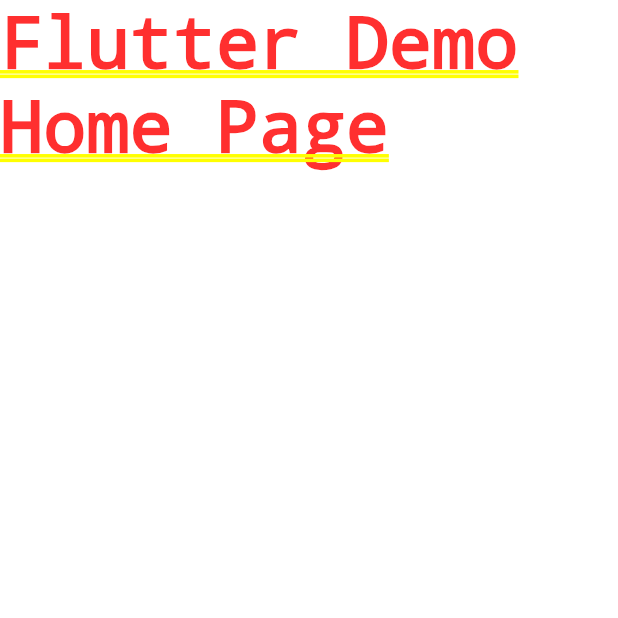
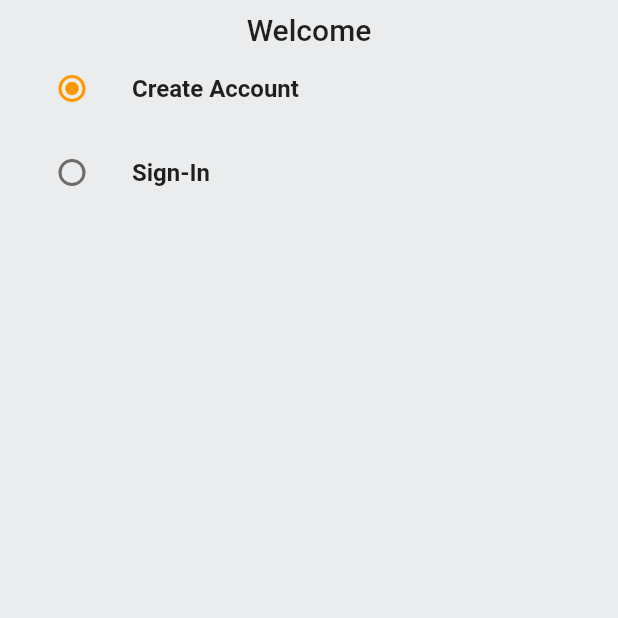
Before and after one commit to dillon0007/needmee, a Flutter app: the screen it shows after launch, on a phone screen of 412 x 824 dp, the top half of it. Run offline on Flutter 3.47's test engine with Material 2 defaults, Android fonts, the phone set to English and light mode, and no system bars.

Commit message:
auth_screens half done

```diff
--- /dev/null
+++ b/lib/constants/global_variables.dart
@@ -0,0 +1,17 @@
+import 'package:flutter/material.dart';
+
+class Globalvariables {
+  static const appBarGradient = LinearGradient(
+    colors: [
+      Color.fromARGB(255, 29, 201, 192),
+      Color.fromARGB(255, 125, 221, 216)
+    ],
+    stops: [0.5, 1.0],
+  );
+
+  static const secondaryColor = Color.fromRGBO(255, 153, 0, 1);
+  static const backgroundColor = Colors.white;
+  static const Color greyBackgroundColor = Color(0xffebecee);
+  static var selectedNavBarColor = Colors.cyan[800]!;
+  static const unselectedNavBarColor = Colors.black87;
+}
--- /dev/null
+++ b/lib/features/screens/auth_screens.dart
@@ -0,0 +1,79 @@
+import 'package:flutter/material.dart';
+import 'package:needme/constants/global_variables.dart';
+
+enum Auth {
+  signin,
+  singup,
+}
+
+class Authscreen extends StatefulWidget {
+  static const String routName = 'auth/screen';
+  const Authscreen({Key? key}) : super(key: key);
+
+  @override
+  State<Authscreen> createState() => _AuthscreenState();
+}
+
+class _AuthscreenState extends State<Authscreen> {
+  Auth _auth = Auth.singup;
+  final _signUpFormKey = GlobalKey<FormState>();
+  final _signInFormKey = GlobalKey<FormState>();
+  @override
+  Widget build(BuildContext context) {
+    return Scaffold(
+      backgroundColor: Globalvariables.greyBackgroundColor,
+      body: SafeArea(
+        child: Padding(
+          padding: const EdgeInsets.all(8.0),
+          child: Column(
+            children: [
+              const Text(
+                'Welcome',
+                style: TextStyle(fontSize: 20, fontWeight: FontWeight.w500),
+              ),
+              ListTile(
+                title: const Text(
+                  'Create Account',
+                  style: TextStyle(fontWeight: FontWeight.bold),
+                ),
+                leading: Radio(
+                  activeColor: Globalvariables.secondaryColor,
+                  value: Auth.singup,
+                  groupValue: _auth,
+                  onChanged: (Auth? val) {
+                    setState(() {
+                      _auth = val!;
+                    });
+                  },
+                ),
+              ),
+              if (_auth == Auth.singup)
+              Form(
+                key: _signUpFormKey,
+                child: Column(
+
+                ),
+              ),
+              ListTile(
+                title: const Text(
+                  'Sign-In',
+                  style: TextStyle(fontWeight: FontWeight.bold),
+                ),
+                leading: Radio(
+                  activeColor: Globalvariables.secondaryColor,
+                  value: Auth.signin,
+                  groupValue: _auth,
+                  onChanged: (Auth? val) {
+                    setState(() {
+                      _auth = val!;
+                    });
+                  },
+                ),
+              )
+            ],
+          ),
+        ),
+      ),
+    );
+  }
+}
--- a/lib/main.dart
+++ b/lib/main.dart
@@ -1,4 +1,7 @@
 import 'package:flutter/material.dart';
+import 'package:needme/constants/global_variables.dart';
+import 'package:needme/features/screens/auth_screens.dart';
+import 'package:needme/router.dart';
 
 void main() {
   runApp(const MyApp());
@@ -11,21 +14,21 @@
   @override
   Widget build(BuildContext context) {
     return MaterialApp(
-      title: 'Flutter Demo',
+      title: 'NeedMe',
       debugShowCheckedModeBanner: false,
       theme: ThemeData(
-        // This is the theme of your application.
-        //
-        // Try running your application with "flutter run". You'll see the
-        // application has a blue toolbar. Then, without quitting the app, try
-        // changing the primarySwatch below to Colors.green and then invoke
-        // "hot reload" (press "r" in the console where you ran "flutter run",
-        // or simply save your changes to "hot reload" in a Flutter IDE).
-        // Notice that the counter didn't reset back to zero; the application
-        // is not restarted.
-        primarySwatch: Colors.blue,
+        scaffoldBackgroundColor: Globalvariables.backgroundColor,
+        colorScheme:
+            const ColorScheme.light(primary: Globalvariables.secondaryColor),
+        appBarTheme: const AppBarTheme(
+          elevation: 0,
+          iconTheme: IconThemeData(
+            color: Colors.black,
+          ),
+        ),
       ),
-      home: const Text('Flutter Demo Home Page'),
+      onGenerateRoute: (settings) => generateRoute(settings),
+      home: Authscreen(),
     );
   }
 }
--- /dev/null
+++ b/lib/router.dart
@@ -0,0 +1,19 @@
+import 'package:flutter/material.dart';
+import 'package:needme/features/screens/auth_screens.dart';
+
+Route<dynamic> generateRoute(RouteSettings routeSettings) {
+  switch (routeSettings.name) {
+    case Authscreen.routName:
+      return MaterialPageRoute(
+        settings: routeSettings,
+        builder: (_) => const Authscreen(),
+      );
+    default:
+      return MaterialPageRoute(
+          settings: routeSettings,
+          builder: (_) => const Scaffold(
+                  body: Center(
+                child: Text('Screen does not exist'),
+              )));
+  }
+}
```
